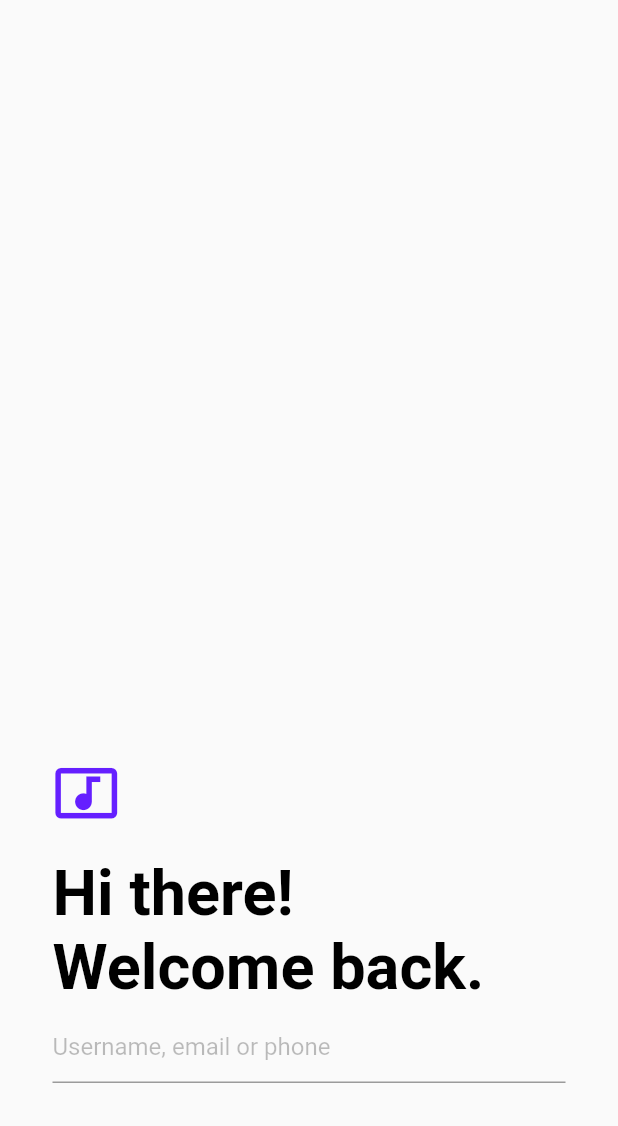
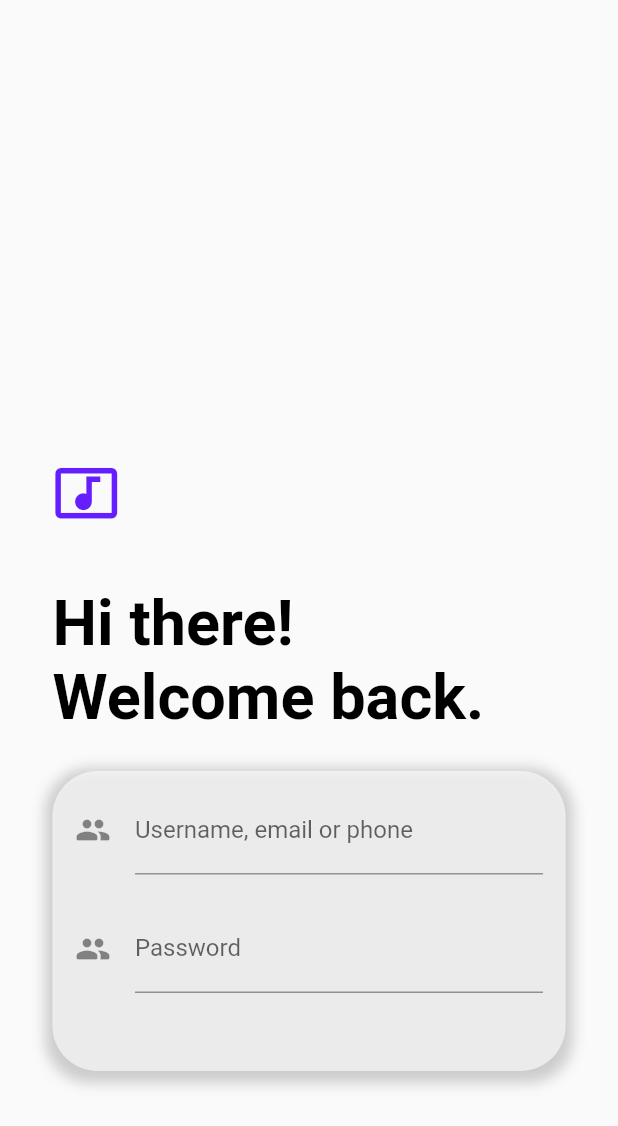
Before and after one commit to julicam10/Music-App-Basic-UI, a Flutter app: the screen it shows after launch, after a tap on "Login", on a phone screen of 412 x 824 dp. Shown: the top 1126 px of the screen. Run offline on Flutter 3.47's test engine with Material 2 defaults, Android fonts, the phone set to English and light mode, and no system bars.

Commit message:
Se corrigio un poco la interfaz de login

```diff
--- a/lib/main.dart
+++ b/lib/main.dart
@@ -1,7 +1,7 @@
 import 'package:flutter/material.dart';
 import 'package:music_app_ui/pages/login_page.dart';
 import 'package:music_app_ui/pages/singup_page.dart';
-import 'package:music_app_ui/pages/star_page.dart';
+import 'package:music_app_ui/pages/start_page.dart';
 
 void main() => runApp(MyApp());
 
--- a/lib/pages/login_page.dart
+++ b/lib/pages/login_page.dart
@@ -17,9 +17,18 @@ class LoginPage extends StatelessWidget {
           mainAxisAlignment: MainAxisAlignment.end,
           crossAxisAlignment: CrossAxisAlignment.start,
           children: const [
-            IconLogo(size: 45),
-            MainText(text: 'Hi there! Welcome back.'),
-            FormFie1ldInput(hintText: 'Username, email or phone'),
+            Padding(
+              padding: EdgeInsets.symmetric(vertical: 10),
+              child: IconLogo(size: 45),
+            ),
+            Padding(
+              padding: EdgeInsets.symmetric(vertical: 10),
+              child: MainText(text: 'Hi there! Welcome back.'),
+            ),
+            Padding(
+              padding: EdgeInsets.symmetric(vertical: 10),
+              child: ContainerTextFrom(),
+            )
           ],
         ),
       ),
--- a/lib/widgets/textform.dart
+++ b/lib/widgets/textform.dart
@@ -1,34 +1,65 @@
 import 'package:flutter/material.dart';
 
-class FormFie1ldInput extends StatelessWidget {
-  const FormFie1ldInput({
-    Key? key,
-    required this.hintText,
-  }) : super(key: key);
-
-  final String hintText;
+class ContainerTextFrom extends StatelessWidget {
+  const ContainerTextFrom({Key? key}) : super(key: key);
 
   @override
   Widget build(BuildContext context) {
     return Container(
-      height: 50,
-      child: Column(
-        children: const [
-          TextField(
-            autofocus: false, // TO DO: Cambiar a true
-            keyboardType: TextInputType.emailAddress,
-            decoration: InputDecoration(
-              hintText: 'Username, email or phone',
-              hintStyle: TextStyle(color: Colors.black26),
-              // border: OutlineInputBorder(
-              //   borderSide: BorderSide(
-              //     color: Colors.blue,
-              //   ),
-              // ),
-            ),
+      height: 200,
+      width: 350,
+      decoration: BoxDecoration(
+        color: Colors.white60,
+        borderRadius: BorderRadius.circular(30),
+        boxShadow: [
+          BoxShadow(
+            color: Colors.grey.withOpacity(0.5),
+            spreadRadius: 5,
+            blurRadius: 7,
+            offset: const Offset(0, 3), // changes position of shadow
           ),
         ],
+      ),
+      child: SingleChildScrollView(
+        child: Column(
+          children: const [
+            Padding(
+              padding: EdgeInsets.symmetric(horizontal: 15, vertical: 10),
+              child: TextFormLogin(
+                hintText: 'Username, email or phone',
+                label: 'Username, email or phone',
+              ),
+            ),
+            Padding(
+              padding: EdgeInsets.symmetric(horizontal: 15, vertical: 10),
+              child: TextFormLogin(hintText: 'Password', label: 'Password'),
+            ),
+          ],
+        ),
       ),
     );
   }
 }
+
+class TextFormLogin extends StatelessWidget {
+  const TextFormLogin({
+    Key? key,
+    required this.hintText,
+    required this.label,
+  }) : super(key: key);
+
+  final String hintText;
+  final String label;
+
+  @override
+  Widget build(BuildContext context) {
+    return TextFormField(
+      keyboardType: TextInputType.emailAddress,
+      decoration: InputDecoration(
+        icon: const Icon(Icons.people_rounded),
+        hintText: '$hintText',
+        label: Text('$label'),
+      ),
+    );
+  }
+}
```
Also changed, not shown: lib/pages/start_page.dart (renamed from lib/pages/star_page.dart).
